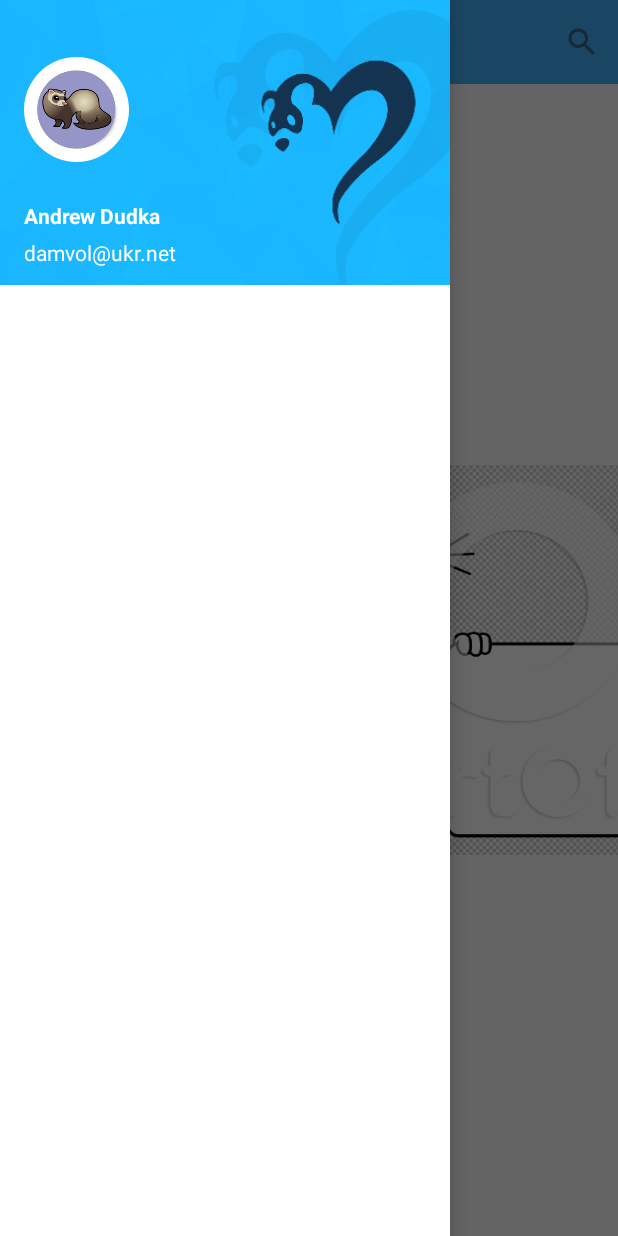
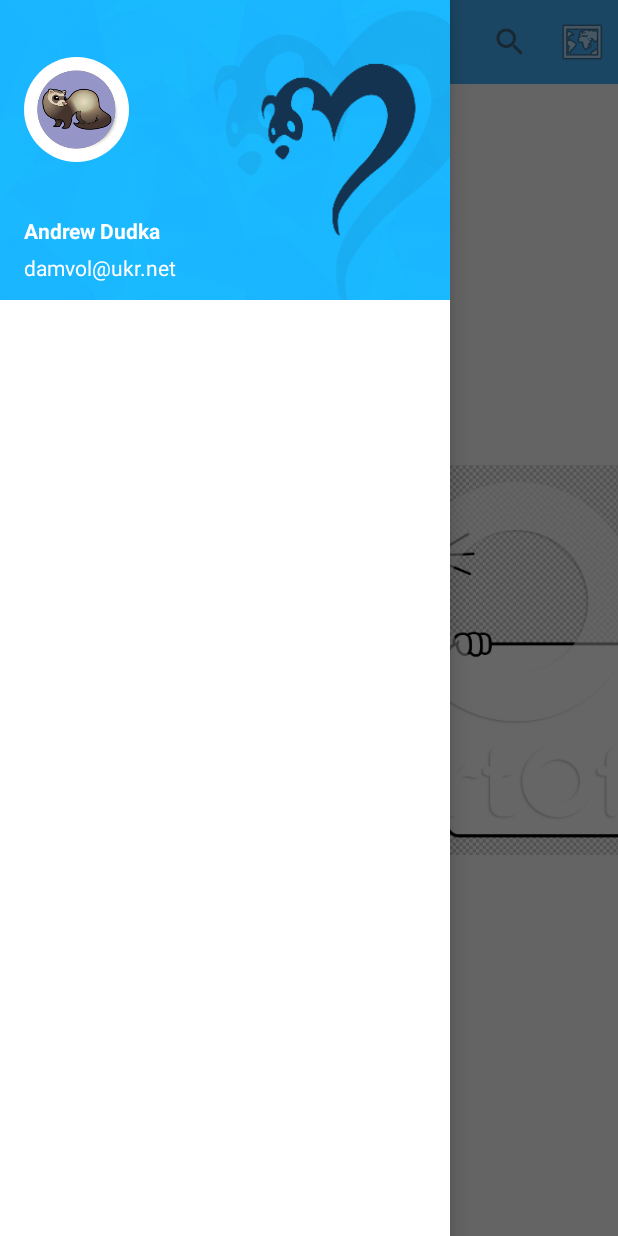
Before and after one commit to CrazyClimbersTeam/HoReCa, an Android app: the MainActivity screen opened directly, with no data from a screen before it, with the side drawer open, on a phone screen of 412 x 824 dp. Run offline under Robolectric (Android 15) with nearby library versions, the phone set to English and light mode, and no system bars; our stand-ins replace CircleImageView; 1 statement that could not run was skipped.

Commit message:
google maps

```diff
--- a/app/src/main/java/com/crazyclimbersteam/horeca/HorecApplication.java
+++ b/app/src/main/java/com/crazyclimbersteam/horeca/HorecApplication.java
@@ -8,6 +8,7 @@ import static com.crazyclimbersteam.horeca.utils.LogUtils.log;
  * @author Mirash
  */
 public class HorecApplication extends Application {
+
     private static HorecApplication instance;
 
     public static HorecApplication getInstance() {
--- a/app/src/main/java/com/crazyclimbersteam/horeca/fragment/welcome/RegistrationFragment.java
+++ b/app/src/main/java/com/crazyclimbersteam/horeca/fragment/welcome/RegistrationFragment.java
@@ -28,6 +28,7 @@ import butterknife.InjectView;
 import butterknife.OnClick;
 
 public class RegistrationFragment extends BaseFragment {
+
     public static String TAG = getFragmentTag(RegistrationFragment.class);
 
     public static final String REGISTRATION_PREFS = "REGISTRATION_PREFS";
--- a/app/src/main/java/com/crazyclimbersteam/horeca/fragment/welcome/SplashFragment.java
+++ b/app/src/main/java/com/crazyclimbersteam/horeca/fragment/welcome/SplashFragment.java
@@ -12,6 +12,7 @@ import com.larvalabs.svgandroid.SVG;
 import com.larvalabs.svgandroid.SVGParser;
 
 public class SplashFragment extends BaseFragment {
+
     public static String TAG = getFragmentTag(SplashFragment.class);
 
     @Override
--- a/app/src/main/java/com/crazyclimbersteam/horeca/tools/ParallaxView.java
+++ b/app/src/main/java/com/crazyclimbersteam/horeca/tools/ParallaxView.java
@@ -12,6 +12,7 @@ import com.crazyclimbersteam.horeca.R;
  * @author Mirash
  */
 public class ParallaxView extends FrameLayout {
+
     private static final float DEFAULT_PARALLAX_VALUE = 0.25f;
 
     private float mParallaxValue;
--- a/app/src/main/res/layout/drawer_layout.xml
+++ b/app/src/main/res/layout/drawer_layout.xml
@@ -1,17 +1,16 @@
 <?xml version="1.0" encoding="utf-8"?><!--NavigationDrawer container-->
 <LinearLayout xmlns:android="http://schemas.android.com/apk/res/android"
-              android:id="@+id/navigation_drawer"
-              android:layout_width="300dp"
-              android:layout_height="match_parent"
-              android:layout_gravity="start"
-              android:background="@android:color/white"
-              android:orientation="vertical"
-    >
+    android:id="@+id/navigation_drawer"
+    android:layout_width="@dimen/navigation_drawer_width"
+    android:layout_height="match_parent"
+    android:layout_gravity="start"
+    android:background="@android:color/white"
+    android:orientation="vertical">
+
     <RelativeLayout xmlns:android="http://schemas.android.com/apk/res/android"
-                    android:layout_width="match_parent"
-                    android:layout_height="190dp"
-                    android:background="@drawable/fon"
-        >
+        android:layout_width="match_parent"
+        android:layout_height="200dp"
+        android:background="@drawable/fon">
         <LinearLayout
             android:layout_width="match_parent"
             android:layout_height="56dp"
--- a/app/src/main/res/menu/menu_main.xml
+++ b/app/src/main/res/menu/menu_main.xml
@@ -2,10 +2,18 @@
     xmlns:app="http://schemas.android.com/apk/res-auto"
     xmlns:tools="http://schemas.android.com/tools"
     tools:context=".MainActivity">
+
     <item
         android:id="@+id/action_search"
         android:icon="@android:drawable/ic_menu_search"
         android:title="Search"
         app:actionViewClass="android.support.v7.widget.SearchView"
-        app:showAsAction="always" />
+        app:showAsAction="ifRoom" />
+
+    <item
+        android:id="@+id/action_map"
+        android:icon="@android:drawable/ic_menu_mapmode"
+        android:title="GoogleMap"
+        app:showAsAction="ifRoom" />
+
 </menu>
```
Also changed, not shown: app/src/main/AndroidManifest.xml (+18 -0 lines), app/src/main/java/com/crazyclimbersteam/horeca/activity/MainActivity.java (+14 -6 lines), app/src/main/java/com/crazyclimbersteam/horeca/fragment/map/MapFragment.java (added, +49 -0 lines), app/src/main/res/layout/map_fragment_yalout.xml (added, +9 -0 lines).
